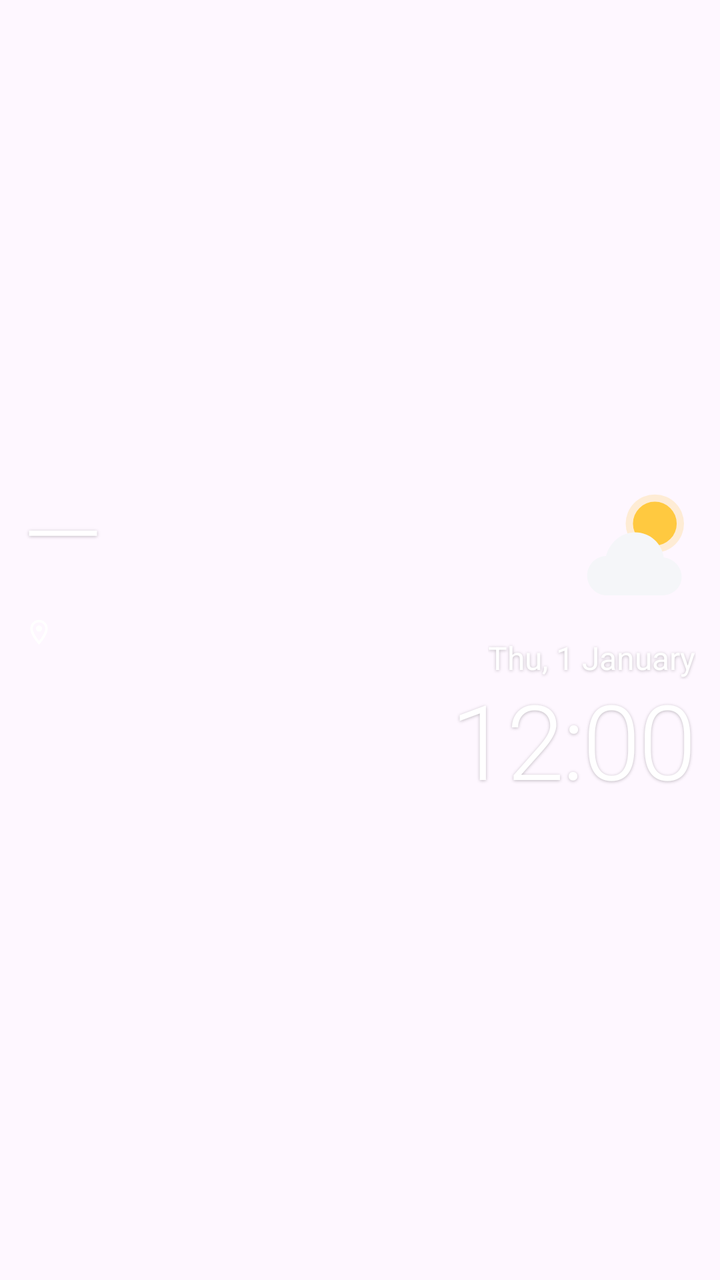
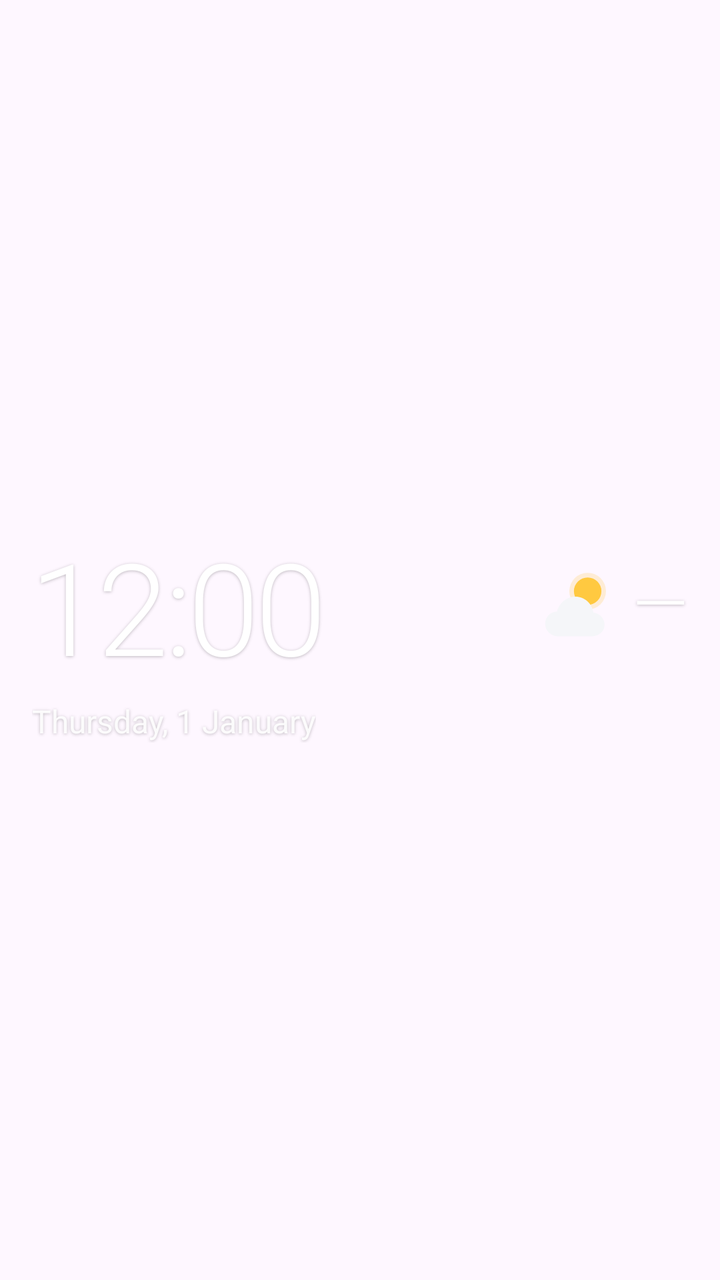

Two renders of the same Android screen: before a commit and after it. Below are the layout's source before the change and the commit's diff.
<!-- AndroidManifest.xml: application theme Theme.Nagenda -->
<!-- res/layout/widget_clockonly.xml -->
<?xml version="1.0" encoding="utf-8"?>
<FrameLayout xmlns:android="http://schemas.android.com/apk/res/android"
    android:id="@android:id/background"
    android:layout_width="match_parent"
    android:layout_height="match_parent">

    <LinearLayout
        android:id="@+id/top"
        android:layout_width="match_parent"
        android:layout_height="wrap_content"
        android:layout_gravity="center_vertical"
        android:orientation="horizontal"
        android:paddingStart="12dp"
        android:paddingEnd="12dp">

        
        <LinearLayout
            android:id="@+id/wx_block"
            android:layout_width="0dp"
            android:layout_height="wrap_content"
            android:layout_weight="1"
            android:orientation="vertical">

            <TextView
                android:id="@+id/wx_temp"
                android:layout_width="wrap_content"
                android:layout_height="wrap_content"
                android:fontFamily="sans-serif-light"
                android:includeFontPadding="false"
                android:letterSpacing="-0.02"
                android:text="—"
                android:textColor="#FFFFFFFF"
                android:textSize="52dp"
                android:shadowColor="#40000000" android:shadowDy="1" android:shadowRadius="4" />

            <LinearLayout
                android:layout_width="wrap_content"
                android:layout_height="wrap_content"
                android:layout_marginTop="8dp"
                android:gravity="center_vertical"
                android:orientation="horizontal">

                <ImageView
                    android:id="@+id/wx_pin"
                    android:layout_width="15dp"
                    android:layout_height="15dp"
                    android:src="@drawable/ic_pin_outline"
                    android:tint="#D9FFFFFF"
                    android:importantForAccessibility="no" />

                <TextView
                    android:id="@+id/wx_place"
                    android:layout_width="wrap_content"
                    android:layout_height="wrap_content"
                    android:layout_marginStart="5dp"
                    android:ellipsize="end"
                    android:maxLines="1"
                    android:textColor="#D9FFFFFF"
                    android:textSize="15dp"
                    android:shadowColor="#40000000" android:shadowDy="1" android:shadowRadius="4" />
            </LinearLayout>

            <TextView
                android:id="@+id/wx_cond"
                android:layout_width="wrap_content"
                android:layout_height="wrap_content"
                android:layout_marginTop="30dp"
                android:ellipsize="end"
                android:maxLines="1"
                android:textColor="#FFFFFFFF"
                android:textSize="16dp"
                android:shadowColor="#40000000" android:shadowDy="1" android:shadowRadius="4" />

            <TextView
                android:id="@+id/wx_hilo"
                android:layout_width="wrap_content"
                android:layout_height="wrap_content"
                android:layout_marginTop="3dp"
                android:textColor="#FFFFFFFF"
                android:textSize="16dp"
                android:shadowColor="#40000000" android:shadowDy="1" android:shadowRadius="4" />
        </LinearLayout>

        <LinearLayout
            android:layout_width="wrap_content"
            android:layout_height="match_parent"
            android:gravity="end"
            android:orientation="vertical">

            <ImageView
                android:id="@+id/wx_icon"
                android:layout_width="70dp"
                android:layout_height="70dp"
                android:layout_marginEnd="-6dp"
                android:src="@drawable/wx_partly_day"
                android:importantForAccessibility="no" />

            <FrameLayout
                android:layout_width="1dp"
                android:layout_height="0dp"
                android:layout_weight="1" />

            
            <LinearLayout
                android:id="@+id/clock_block"
                android:layout_width="wrap_content"
                android:layout_height="wrap_content"
                android:gravity="end"
                android:orientation="vertical">

                <TextClock
                    android:id="@+id/clock_date"
                    android:layout_width="wrap_content"
                    android:layout_height="wrap_content"
                    android:format12Hour="EEE, d MMMM"
                    android:format24Hour="EEE, d MMMM"
                    android:textColor="#FFFFFFFF"
                    android:textSize="16dp"
                    android:shadowColor="#40000000" android:shadowDy="1" android:shadowRadius="4" />

                <TextClock
                    android:id="@+id/clock_time"
                    android:layout_width="wrap_content"
                    android:layout_height="wrap_content"
                    android:layout_marginTop="2dp"
                    android:fontFamily="sans-serif-light"
                    android:format12Hour="h:mm"
                    android:format24Hour="HH:mm"
                    android:includeFontPadding="false"
                    android:letterSpacing="-0.02"
                    android:textColor="#FFFFFFFF"
                    android:textSize="52dp"
                    android:shadowColor="#40000000" android:shadowDy="1" android:shadowRadius="4" />
            </LinearLayout>
        </LinearLayout>
    </LinearLayout>
</FrameLayout>
<!-- resources referenced by this layout -->
<resources>
  <!-- drawable ic_pin_outline (drawable) -->
  <vector xmlns:android="http://schemas.android.com/apk/res/android"
      android:width="24dp" android:height="24dp" android:viewportWidth="24" android:viewportHeight="24">
      <path android:fillColor="#FFFFFFFF" android:pathData="M12,2C8.13,2 5,5.13 5,9c0,5.25 7,13 7,13s7,-7.75 7,-13c0,-3.87 -3.13,-7 -7,-7zM7,9c0,-2.76 2.24,-5 5,-5s5,2.24 5,5c0,2.88 -2.88,7.19 -5,9.88C9.92,16.21 7,11.85 7,9zM12,6.5a2.5,2.5 0 1 0 0,5a2.5,2.5 0 1 0 0,-5z" />
  </vector>
  <!-- drawable wx_partly_day (drawable) -->
  <vector xmlns:android="http://schemas.android.com/apk/res/android"
      android:width="48dp" android:height="48dp" android:viewportWidth="48" android:viewportHeight="48">
      <path android:fillColor="#38FFC940" android:pathData="M20,17a10,10 0 1 0 20,0a10,10 0 1 0 -20,0z" />
      <path android:fillColor="#FFFFC940" android:pathData="M22.5,17a7.5,7.5 0 1 0 15.0,0a7.5,7.5 0 1 0 -15.0,0z" />
      <group android:translateX="1.3999999999999995" android:translateY="7.3999999999999995" android:scaleX="0.9" android:scaleY="0.9"><path android:fillColor="#FFF5F6F9" android:pathData="M13.5,38C9.4,38 6,34.6 6,30.5s3.2,-7.4 7.2,-7.5C14.6,17.8 19,14 24.3,14c5.6,0 10.2,4.2 10.9,9.6 3.8,0.4 6.8,3.6 6.8,7.4 0,4.1 -3.4,7 -7.5,7z" /></group>
  </vector>
  <style name="Theme.Nagenda" parent="Theme.Material3.DayNight.NoActionBar">
          <item name="colorPrimary">@color/brand</item>
          <item name="android:statusBarColor">@android:color/transparent</item>
          <item name="android:navigationBarColor">@android:color/transparent</item>
          <item name="android:windowLightStatusBar">true</item>
      </style>
  <color name="brand">#FF6C5CE7</color>
</resources>

<!-- the commit's change to res/layout/widget_clockonly.xml (unified diff, before → after) -->
@@ -9,54 +9,78 @@
         android:layout_width="match_parent"
         android:layout_height="wrap_content"
         android:layout_gravity="center_vertical"
+        android:gravity="bottom"
         android:orientation="horizontal"
-        android:paddingStart="12dp"
-        android:paddingEnd="12dp">
+        android:paddingStart="16dp"
+        android:paddingEnd="16dp">
 
         
         <LinearLayout
-            android:id="@+id/wx_block"
+            android:id="@+id/clock_block"
             android:layout_width="0dp"
             android:layout_height="wrap_content"
             android:layout_weight="1"
             android:orientation="vertical">
 
-            <TextView
-                android:id="@+id/wx_temp"
+            <TextClock
+                android:id="@+id/clock_time"
                 android:layout_width="wrap_content"
                 android:layout_height="wrap_content"
                 android:fontFamily="sans-serif-light"
+                android:format12Hour="h:mm"
+                android:format24Hour="HH:mm"
                 android:includeFontPadding="false"
-                android:letterSpacing="-0.02"
-                android:text="—"
+                android:letterSpacing="-0.03"
                 android:textColor="#FFFFFFFF"
-                android:textSize="52dp"
+                android:textSize="64dp"
                 android:shadowColor="#40000000" android:shadowDy="1" android:shadowRadius="4" />
+
+            <TextClock
+                android:id="@+id/clock_date"
+                android:layout_width="wrap_content"
+                android:layout_height="wrap_content"
+                android:layout_marginTop="6dp"
+                android:ellipsize="end"
+                android:format12Hour="EEEE, d MMMM"
+                android:format24Hour="EEEE, d MMMM"
+                android:maxLines="1"
+                android:textColor="#E6FFFFFF"
+                android:textSize="16dp"
+                android:shadowColor="#40000000" android:shadowDy="1" android:shadowRadius="4" />
+        </LinearLayout>
+
+        
+        <LinearLayout
+            android:id="@+id/wx_block"
+            android:layout_width="wrap_content"
+            android:layout_height="wrap_content"
+            android:layout_marginStart="12dp"
+            android:gravity="end"
+            android:orientation="vertical">
 
             <LinearLayout
                 android:layout_width="wrap_content"
                 android:layout_height="wrap_content"
-                android:layout_marginTop="8dp"
                 android:gravity="center_vertical"
                 android:orientation="horizontal">
 
                 <ImageView
-                    android:id="@+id/wx_pin"
-                    android:layout_width="15dp"
-                    android:layout_height="15dp"
-                    android:src="@drawable/ic_pin_outline"
-                    android:tint="#D9FFFFFF"
+                    android:id="@+id/wx_icon"
+                    android:layout_width="44dp"
+                    android:layout_height="44dp"
+                    android:src="@drawable/wx_partly_day"
                     android:importantForAccessibility="no" />
 
                 <TextView
-                    android:id="@+id/wx_place"
+                    android:id="@+id/wx_temp"
                     android:layout_width="wrap_content"
                     android:layout_height="wrap_content"
-                    android:layout_marginStart="5dp"
-                    android:ellipsize="end"
-                    android:maxLines="1"
-                    android:textColor="#D9FFFFFF"
-                    android:textSize="15dp"
+                    android:layout_marginStart="6dp"
+                    android:fontFamily="sans-serif-light"
+                    android:includeFontPadding="false"
+                    android:text="—"
+                    android:textColor="#FFFFFFFF"
+                    android:textSize="36dp"
                     android:shadowColor="#40000000" android:shadowDy="1" android:shadowRadius="4" />
             </LinearLayout>
 
@@ -64,74 +88,23 @@
                 android:id="@+id/wx_cond"
                 android:layout_width="wrap_content"
                 android:layout_height="wrap_content"
-                android:layout_marginTop="30dp"
+                android:layout_marginTop="6dp"
                 android:ellipsize="end"
                 android:maxLines="1"
                 android:textColor="#FFFFFFFF"
-                android:textSize="16dp"
+                android:textSize="15dp"
                 android:shadowColor="#40000000" android:shadowDy="1" android:shadowRadius="4" />
 
             <TextView
                 android:id="@+id/wx_hilo"
                 android:layout_width="wrap_content"
                 android:layout_height="wrap_content"
-                android:layout_marginTop="3dp"
-                android:textColor="#FFFFFFFF"
-                android:textSize="16dp"
+                android:layout_marginTop="2dp"
+                android:ellipsize="end"
+                android:maxLines="1"
+                android:textColor="#CCFFFFFF"
+                android:textSize="14dp"
                 android:shadowColor="#40000000" android:shadowDy="1" android:shadowRadius="4" />
-        </LinearLayout>
-
-        <LinearLayout
-            android:layout_width="wrap_content"
-            android:layout_height="match_parent"
-            android:gravity="end"
-            android:orientation="vertical">
-
-            <ImageView
-                android:id="@+id/wx_icon"
-                android:layout_width="70dp"
-                android:layout_height="70dp"
-                android:layout_marginEnd="-6dp"
-                android:src="@drawable/wx_partly_day"
-                android:importantForAccessibility="no" />
-
-            <FrameLayout
-                android:layout_width="1dp"
-                android:layout_height="0dp"
-                android:layout_weight="1" />
-
-            
-            <LinearLayout
-                android:id="@+id/clock_block"
-                android:layout_width="wrap_content"
-                android:layout_height="wrap_content"
-                android:gravity="end"
-                android:orientation="vertical">
-
-                <TextClock
-                    android:id="@+id/clock_date"
-                    android:layout_width="wrap_content"
-                    android:layout_height="wrap_content"
-                    android:format12Hour="EEE, d MMMM"
-                    android:format24Hour="EEE, d MMMM"
-                    android:textColor="#FFFFFFFF"
-                    android:textSize="16dp"
-                    android:shadowColor="#40000000" android:shadowDy="1" android:shadowRadius="4" />
-
-                <TextClock
-                    android:id="@+id/clock_time"
-                    android:layout_width="wrap_content"
-                    android:layout_height="wrap_content"
-                    android:layout_marginTop="2dp"
-                    android:fontFamily="sans-serif-light"
-                    android:format12Hour="h:mm"
-                    android:format24Hour="HH:mm"
-                    android:includeFontPadding="false"
-                    android:letterSpacing="-0.02"
-                    android:textColor="#FFFFFFFF"
-                    android:textSize="52dp"
-                    android:shadowColor="#40000000" android:shadowDy="1" android:shadowRadius="4" />
-            </LinearLayout>
         </LinearLayout>
     </LinearLayout>
 </FrameLayout>
<!-- resource entries referenced after the edit -->
@@ -1,10 +1,5 @@
 <!-- resources referenced by this layout -->
 <resources>
-  <!-- drawable ic_pin_outline (drawable) -->
-  <vector xmlns:android="http://schemas.android.com/apk/res/android"
-      android:width="24dp" android:height="24dp" android:viewportWidth="24" android:viewportHeight="24">
-      <path android:fillColor="#FFFFFFFF" android:pathData="M12,2C8.13,2 5,5.13 5,9c0,5.25 7,13 7,13s7,-7.75 7,-13c0,-3.87 -3.13,-7 -7,-7zM7,9c0,-2.76 2.24,-5 5,-5s5,2.24 5,5c0,2.88 -2.88,7.19 -5,9.88C9.92,16.21 7,11.85 7,9zM12,6.5a2.5,2.5 0 1 0 0,5a2.5,2.5 0 1 0 0,-5z" />
-  </vector>
   <!-- drawable wx_partly_day (drawable) -->
   <vector xmlns:android="http://schemas.android.com/apk/res/android"
       android:width="48dp" android:height="48dp" android:viewportWidth="48" android:viewportHeight="48">
